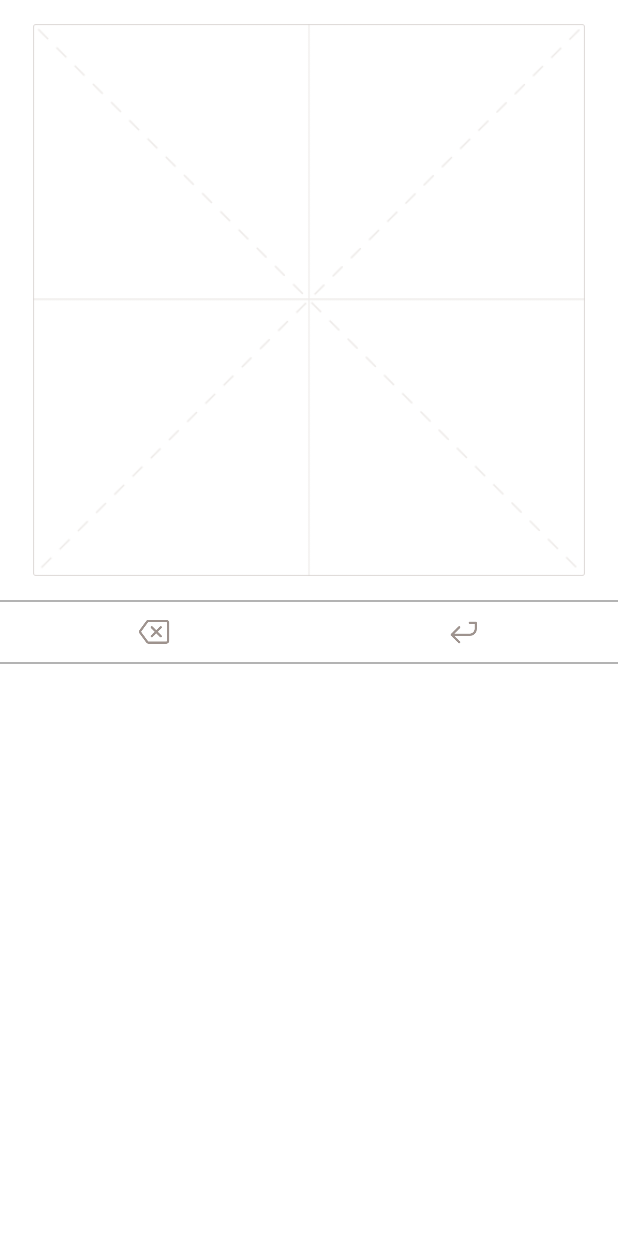
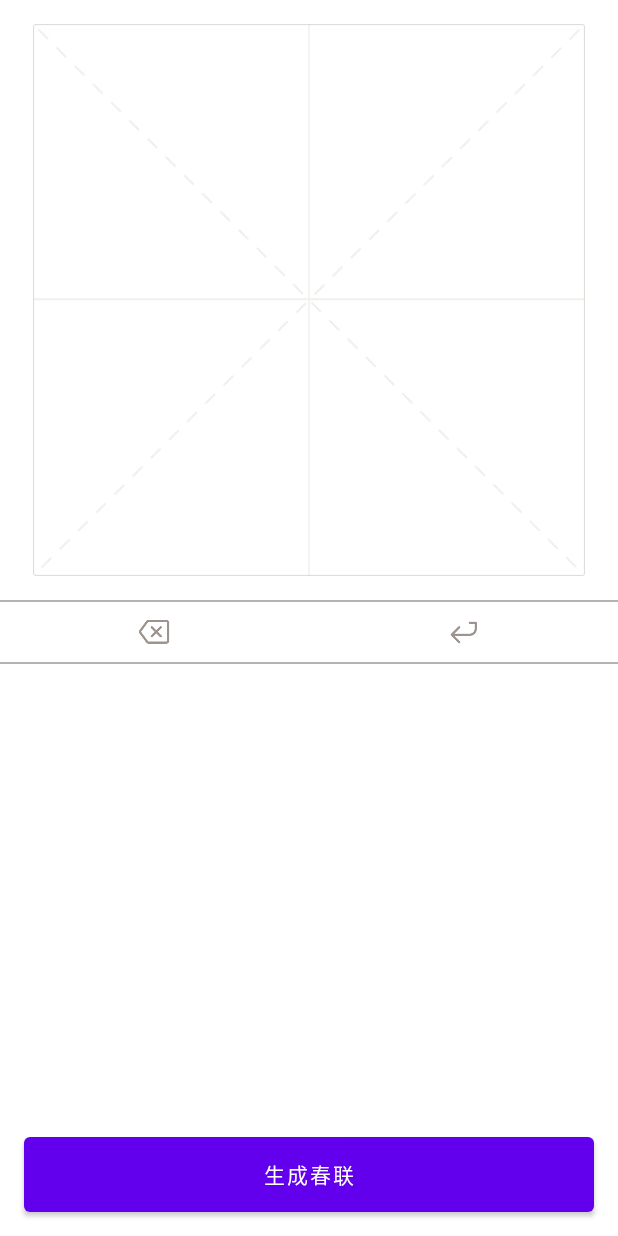
Before and after one commit to RicardoJiang/compose-handwriting, an Android app built with Jetpack Compose: the screen it shows after launch (MainActivity), on a phone screen of 412 x 824 dp. Run offline under Robolectric (Android 15) with nearby library versions, the phone set to English and light mode, and no system bars; our stand-ins replace accompanist.

Commit message:
ADD: compose preview page

```diff
--- a/app/src/main/java/com/zj/compose/handwriting/ui/widget/SpringBoard.kt
+++ b/app/src/main/java/com/zj/compose/handwriting/ui/widget/SpringBoard.kt
@@ -10,7 +10,9 @@ import androidx.compose.foundation.Image
 import androidx.compose.foundation.background
 import androidx.compose.foundation.clickable
 import androidx.compose.foundation.layout.*
+import androidx.compose.material.Button
 import androidx.compose.material.Divider
+import androidx.compose.material.Text
 import androidx.compose.runtime.Composable
 import androidx.compose.runtime.collectAsState
 import androidx.compose.runtime.getValue
@@ -55,7 +57,11 @@ fun SpringPage() {
     val newCanvas = remember {
         android.graphics.Canvas(bitmap)
     }
-    Column(modifier = Modifier.fillMaxSize(), horizontalAlignment = Alignment.CenterHorizontally) {
+    Box(modifier = Modifier.fillMaxSize()) {
+        Column(
+            modifier = Modifier.fillMaxSize(),
+            horizontalAlignment = Alignment.CenterHorizontally
+        ) {
             BoxWithConstraints(
                 modifier = Modifier
                     .size(400.dp)
@@ -111,10 +117,29 @@ fun SpringPage() {
                     .height(1.dp)
                     .background(Color(0xFFCCCCCC))
             )
-        FlowRow(modifier = Modifier.fillMaxWidth().wrapContentHeight()) {
+            FlowRow(
+                modifier = Modifier
+                    .fillMaxWidth()
+                    .wrapContentHeight()
+            ) {
                 states.bitmapList.forEach {
-                Image(bitmap = it.asImageBitmap(),modifier = Modifier.size(80.dp), contentDescription = "")
+                    Image(
+                        bitmap = it.asImageBitmap(),
+                        modifier = Modifier.size(80.dp),
+                        contentDescription = ""
+                    )
                 }
+            }
+        }
+        Button(
+            onClick = { },
+            modifier = Modifier
+                .fillMaxWidth()
+                .padding(16.dp)
+                .height(50.dp)
+                .align(Alignment.BottomCenter)
+        ) {
+            Text(text = "生成春联")
         }
     }
 }
```
Lines whose indentation alone changed are shown as unchanged.
